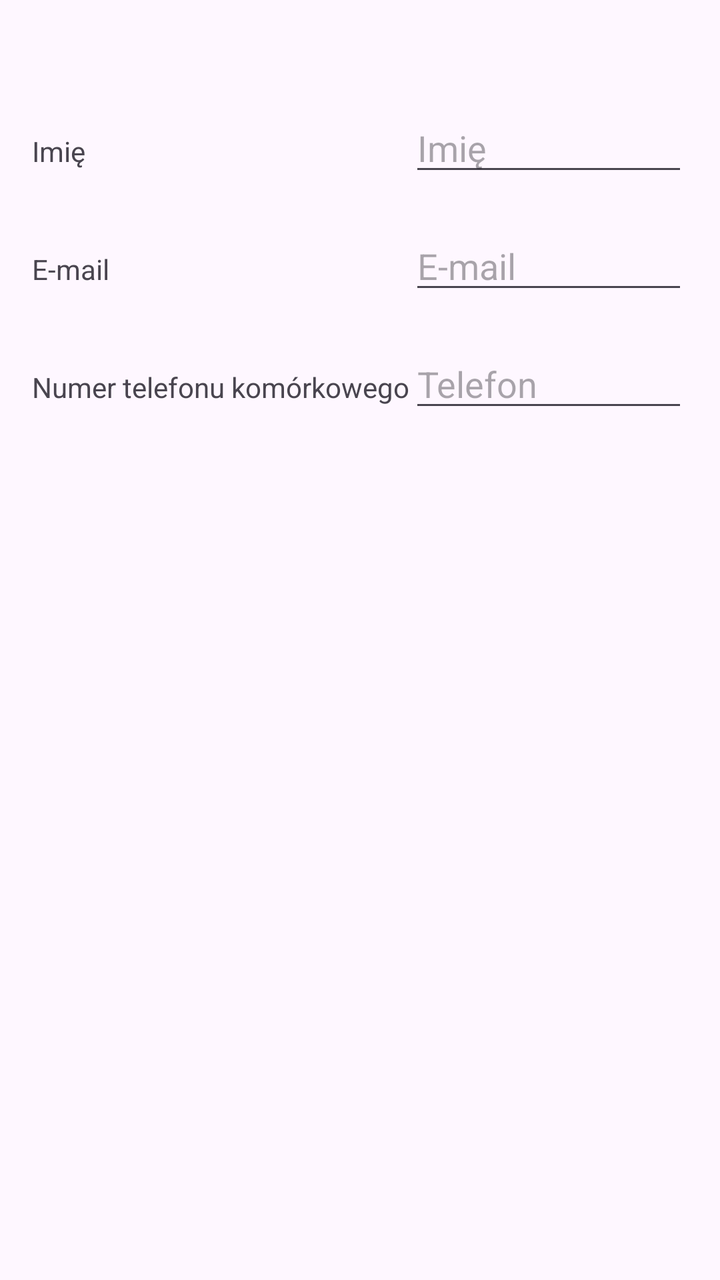
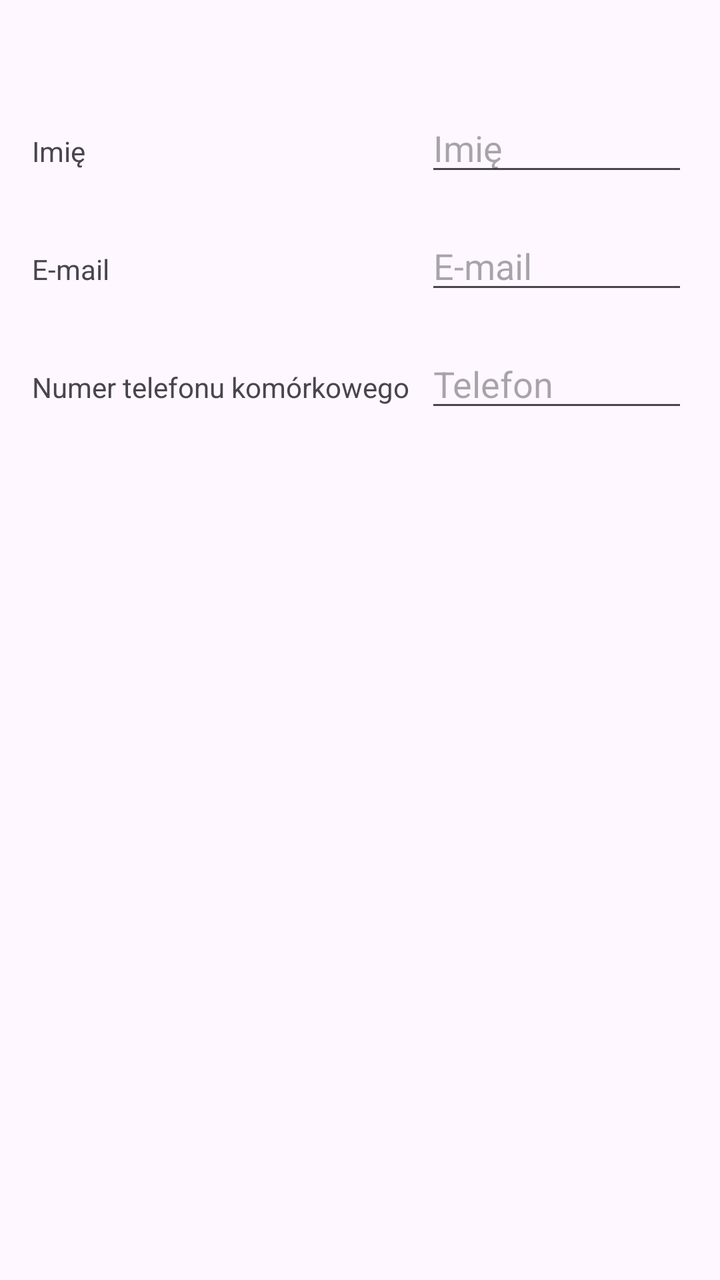

An Android layout rendered at two revisions. The XML below is the earlier revision; the diff shows what the commit changed to produce the second picture.
<!-- AndroidManifest.xml: application theme Theme.Formularzzbariera -->
<!-- res/layout/activity_main.xml -->
<?xml version="1.0" encoding="utf-8"?>
<androidx.constraintlayout.widget.ConstraintLayout
    xmlns:android="http://schemas.android.com/apk/res/android"
    xmlns:app="http://schemas.android.com/apk/res-auto"
    android:id="@+id/main"
    android:layout_width="match_parent"
    android:layout_height="match_parent"
    android:padding="16dp">

    <TextView
        android:id="@+id/tvName"
        android:layout_width="wrap_content"
        android:layout_height="wrap_content"
        android:layout_marginTop="50dp"
        android:text="@string/name"
        app:layout_constraintStart_toStartOf="parent"
        app:layout_constraintTop_toTopOf="parent" />

    <TextView
        android:id="@+id/tvEmail"
        android:layout_width="wrap_content"
        android:layout_height="wrap_content"
        android:layout_marginTop="40dp"
        android:text="@string/email"
        app:layout_constraintStart_toStartOf="parent"
        app:layout_constraintTop_toBottomOf="@id/tvName" />

    <TextView
        android:id="@+id/tvPhone"
        android:layout_width="wrap_content"
        android:layout_height="wrap_content"
        android:layout_marginTop="40dp"
        android:text="@string/phone"
        app:layout_constraintStart_toStartOf="parent"
        app:layout_constraintTop_toBottomOf="@id/tvEmail" />

    <EditText
        android:id="@+id/etName"
        android:layout_width="0dp"
        android:layout_height="wrap_content"
        android:hint="@string/hint_name"
        android:inputType="textPersonName"
        app:layout_constraintStart_toEndOf="@id/tvPhone"
        app:layout_constraintEnd_toEndOf="parent"
        app:layout_constraintBaseline_toBaselineOf="@id/tvName" />

    <EditText
        android:id="@+id/etEmail"
        android:layout_width="0dp"
        android:layout_height="wrap_content"
        android:hint="@string/hint_email"
        android:inputType="textEmailAddress"
        app:layout_constraintStart_toEndOf="@id/tvPhone"
        app:layout_constraintEnd_toEndOf="parent"
        app:layout_constraintBaseline_toBaselineOf="@id/tvEmail" />

    <EditText
        android:id="@+id/etPhone"
        android:layout_width="0dp"
        android:layout_height="wrap_content"
        android:hint="@string/hint_phone"
        android:inputType="phone"
        app:layout_constraintStart_toEndOf="@id/tvPhone"
        app:layout_constraintEnd_toEndOf="parent"
        app:layout_constraintBaseline_toBaselineOf="@id/tvPhone" />


</androidx.constraintlayout.widget.ConstraintLayout>
<!-- resources referenced by this layout -->
<resources>
  <string name="email">E-mail</string>
  <string name="hint_email">E-mail</string>
  <string name="hint_name">Imię</string>
  <string name="hint_phone">Telefon</string>
  <string name="name">Imię</string>
  <string name="phone">Numer telefonu komórkowego</string>
  <style name="Theme.Formularzzbariera" parent="Base.Theme.Formularzzbariera" />
  <style name="Base.Theme.Formularzzbariera" parent="Theme.Material3.DayNight.NoActionBar">
          
          
      </style>
</resources>

<!-- the commit's change to res/layout/activity_main.xml (unified diff, before → after) -->
@@ -40,7 +40,8 @@
         android:layout_height="wrap_content"
         android:hint="@string/hint_name"
         android:inputType="textPersonName"
-        app:layout_constraintStart_toEndOf="@id/tvPhone"
+        android:layout_marginStart="8dp"
+        app:layout_constraintStart_toEndOf="@id/barrier"
         app:layout_constraintEnd_toEndOf="parent"
         app:layout_constraintBaseline_toBaselineOf="@id/tvName" />
 
@@ -50,7 +51,8 @@
         android:layout_height="wrap_content"
         android:hint="@string/hint_email"
         android:inputType="textEmailAddress"
-        app:layout_constraintStart_toEndOf="@id/tvPhone"
+        android:layout_marginStart="8dp"
+        app:layout_constraintStart_toEndOf="@id/barrier"
         app:layout_constraintEnd_toEndOf="parent"
         app:layout_constraintBaseline_toBaselineOf="@id/tvEmail" />
 
@@ -60,9 +62,19 @@
         android:layout_height="wrap_content"
         android:hint="@string/hint_phone"
         android:inputType="phone"
-        app:layout_constraintStart_toEndOf="@id/tvPhone"
+        android:layout_marginStart="8dp"
+        app:layout_constraintStart_toEndOf="@id/barrier"
         app:layout_constraintEnd_toEndOf="parent"
         app:layout_constraintBaseline_toBaselineOf="@id/tvPhone" />
 
 
+    <androidx.constraintlayout.widget.Barrier
+        android:id="@+id/barrier"
+        android:layout_width="wrap_content"
+        android:layout_height="wrap_content"
+        app:barrierDirection="end"
+        app:constraint_referenced_ids="tvName,tvEmail,tvPhone" />
+
+
+
 </androidx.constraintlayout.widget.ConstraintLayout>
